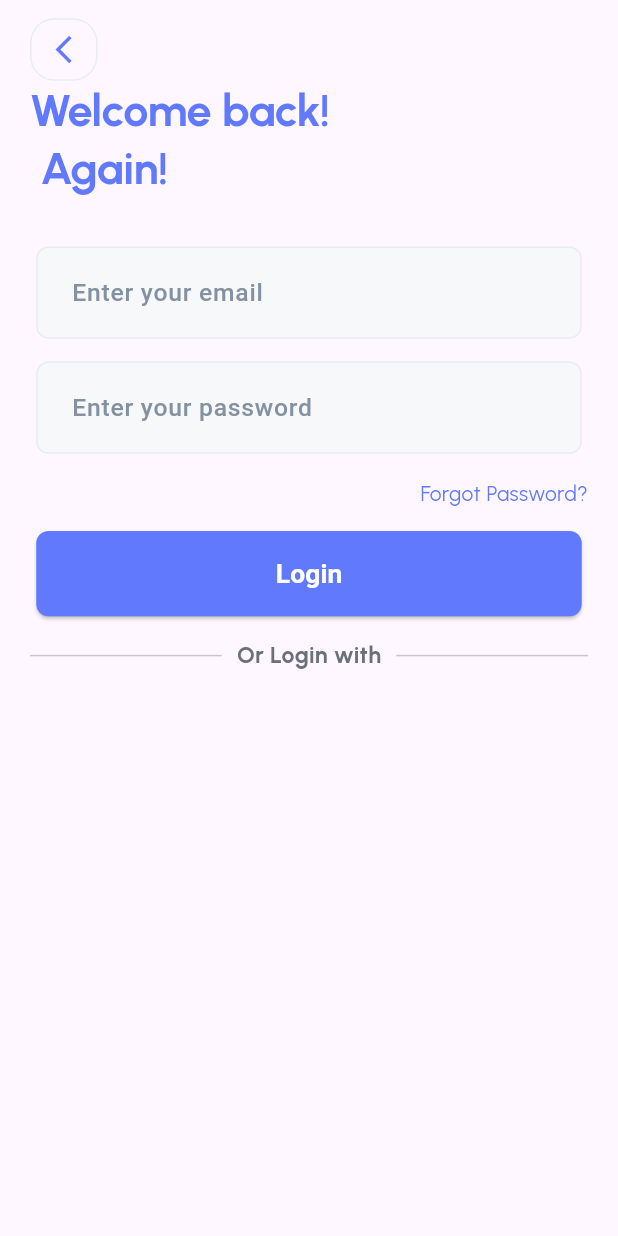
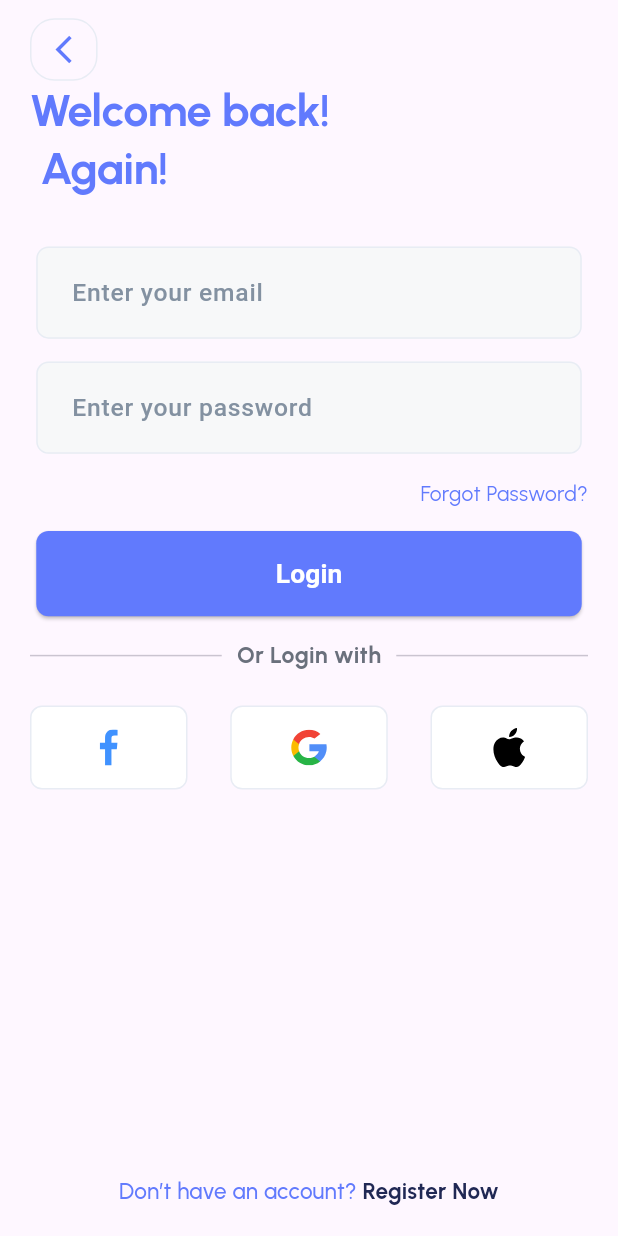
Before and after one commit to AmrElzohairy/finance_app, a Flutter app: the screen it shows after launch, after a tap on "Login", on a phone screen of 412 x 824 dp. Run offline on Flutter 3.47's test engine with Material 3 defaults, Android fonts, the phone set to English and light mode, and no system bars; our stand-ins replace flutter_screenutil, flutter_svg.

Commit message:
Add social media login icons and update login view
Added SVG images for Apple, Facebook, and Google logos. Updated the `AppAssets` class to include paths for these new images. Modified the `LoginView` to include buttons for social media login options and a registration prompt.

```diff
--- a/lib/core/themes/app_assets.dart
+++ b/lib/core/themes/app_assets.dart
@@ -2,7 +2,19 @@
 class Assets {
   Assets._();
 
+  /// Assets for imagesApple
+  /// assets/images/apple.svg
+  static const String imagesApple = "assets/images/apple.svg";
+
   /// Assets for imagesBgImage
   /// assets/images/bgImage.png
   static const String imagesBgImage = "assets/images/bgImage.png";
+
+  /// Assets for imagesFacebook
+  /// assets/images/facebook.svg
+  static const String imagesFacebook = "assets/images/facebook.svg";
+
+  /// Assets for imagesGoogle
+  /// assets/images/google.svg
+  static const String imagesGoogle = "assets/images/google.svg";
 }
--- a/lib/feature/auth/presentation/ui/login_view.dart
+++ b/lib/feature/auth/presentation/ui/login_view.dart
@@ -1,6 +1,8 @@
+import 'package:finance_app/core/themes/app_assets.dart';
 import 'package:finance_app/core/widgets/back_button.dart';
 import 'package:finance_app/core/widgets/spacing.dart';
 import 'package:flutter/material.dart';
+import 'package:flutter_svg/flutter_svg.dart';
 import '../../../../core/widgets/custom_text_field.dart';
 import '../../../../core/widgets/primary_button.dart';
 import 'widgets/or_login_with.dart';
@@ -57,6 +59,99 @@ class LoginView extends StatelessWidget {
               PrimayButtonWidget(onPress: () {}, buttonText: 'Login'),
               HeightSpace(15),
               OrLoginWith(),
+              HeightSpace(22),
+              Row(
+                children: [
+                  InkWell(
+                    onTap: () {},
+                    child: Container(
+                      height: 56,
+                      width: 105,
+                      decoration: ShapeDecoration(
+                        color: Colors.white,
+                        shape: RoundedRectangleBorder(
+                          side: BorderSide(width: 1, color: Color(0xFFE8ECF4)),
+                          borderRadius: BorderRadius.circular(8),
+                        ),
+                      ),
+                      child: Center(
+                        child: SvgPicture.asset(Assets.imagesFacebook),
+                      ),
+                    ),
+                  ),
+                  Spacer(),
+                  InkWell(
+                    onTap: () {},
+
+                    child: Container(
+                      height: 56,
+                      width: 105,
+                      decoration: ShapeDecoration(
+                        color: Colors.white,
+                        shape: RoundedRectangleBorder(
+                          side: BorderSide(width: 1, color: Color(0xFFE8ECF4)),
+                          borderRadius: BorderRadius.circular(8),
+                        ),
+                      ),
+                      child: Center(
+                        child: SvgPicture.asset(Assets.imagesGoogle),
+                      ),
+                    ),
+                  ),
+                  Spacer(),
+                  InkWell(
+                    onTap: () {},
+
+                    child: Container(
+                      height: 56,
+                      width: 105,
+                      decoration: ShapeDecoration(
+                        color: Colors.white,
+                        shape: RoundedRectangleBorder(
+                          side: BorderSide(width: 1, color: Color(0xFFE8ECF4)),
+                          borderRadius: BorderRadius.circular(8),
+                        ),
+                      ),
+                      child: Center(
+                        child: SvgPicture.asset(Assets.imagesApple),
+                      ),
+                    ),
+                  ),
+                ],
+              ),
+              Spacer(),
+              Padding(
+                padding: const EdgeInsets.only(bottom: 20),
+                child: Text.rich(
+                  TextSpan(
+                    children: [
+                      TextSpan(
+                        text: 'Don’t have an account? ',
+                        style: TextStyle(
+                          color: Color(0xFF617AFD),
+                          fontSize: 15,
+                          fontFamily: 'Urbanist',
+                          fontWeight: FontWeight.w500,
+                          height: 1.40,
+                          letterSpacing: 0.15,
+                        ),
+                      ),
+                      TextSpan(
+                        text: 'Register Now',
+                        style: TextStyle(
+                          color: Color(0xFF202854),
+                          fontSize: 15,
+                          fontFamily: 'Urbanist',
+                          fontWeight: FontWeight.w700,
+                          height: 1.40,
+                          letterSpacing: 0.15,
+                        ),
+                      ),
+                    ],
+                  ),
+                  textAlign: TextAlign.center,
+                ),
+              ),
             ],
           ),
         ),
```
Also changed, not shown: assets/images/apple.svg (added), assets/images/facebook.svg (added), assets/images/google.svg (added).
